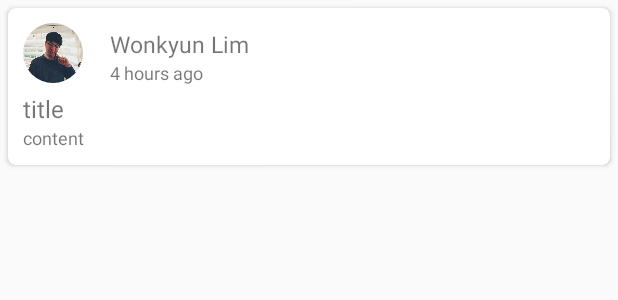
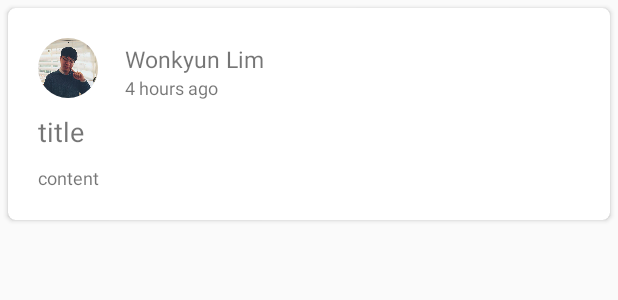
Before and after one commit to GDGKC-FirebasedHackathon/KawaiiHackathon, an Android app: the layout recyclerview_item_feed.xml on its own in the app's theme, with its tools: preview values and no code run, on a phone screen of 412 x 824 dp. Shown: the top 300 px of the screen. Run offline under Robolectric (Android 15) with nearby library versions, the phone set to English and light mode, and no system bars.

Commit message:
Feed List Item UI 개선

```diff
--- a/android_client/app/src/main/res/layout/recyclerview_item_feed.xml
+++ b/android_client/app/src/main/res/layout/recyclerview_item_feed.xml
@@ -12,7 +12,7 @@
     <RelativeLayout
         android:layout_width="match_parent"
         android:layout_height="wrap_content"
-        android:padding="10dp">
+        android:padding="20dp">
 
         <com.corikachu.yourname.CircleImageView
             android:id="@+id/recyclerview_item_profile_image"
@@ -48,9 +48,9 @@
             android:layout_width="wrap_content"
             android:layout_height="wrap_content"
             android:layout_below="@+id/recyclerview_item_profile_image"
-            android:layout_marginTop="6dp"
+            android:layout_marginTop="10dp"
             android:text="title"
-            android:textSize="16sp" />
+            android:textSize="18sp" />
 
         <TextView
             android:id="@+id/recyclerview_item_feed_content"
@@ -58,6 +58,7 @@
             android:layout_height="wrap_content"
             android:layout_alignParentStart="true"
             android:layout_below="@+id/recyclerview_item_feed_title"
+            android:layout_marginTop="10dp"
             android:text="content"
             android:textSize="12sp" />
 
```
